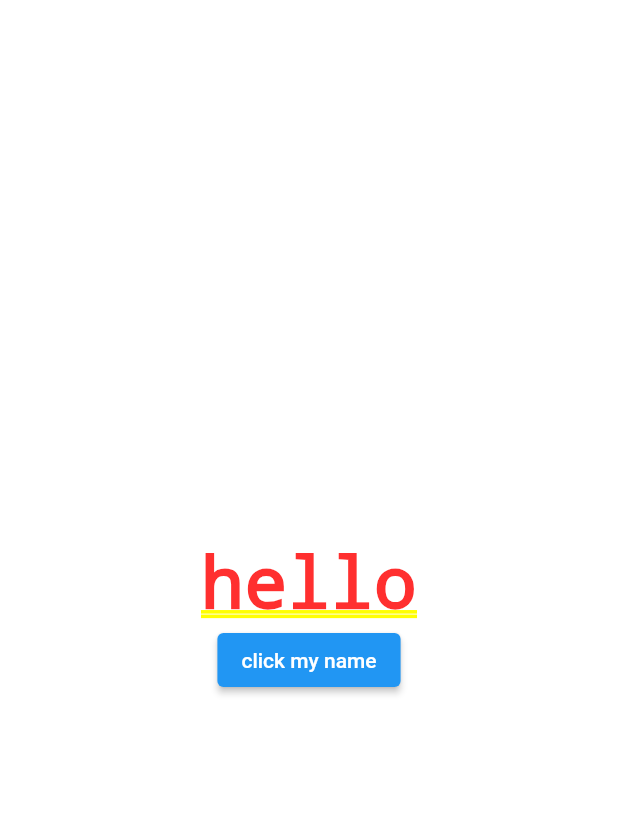
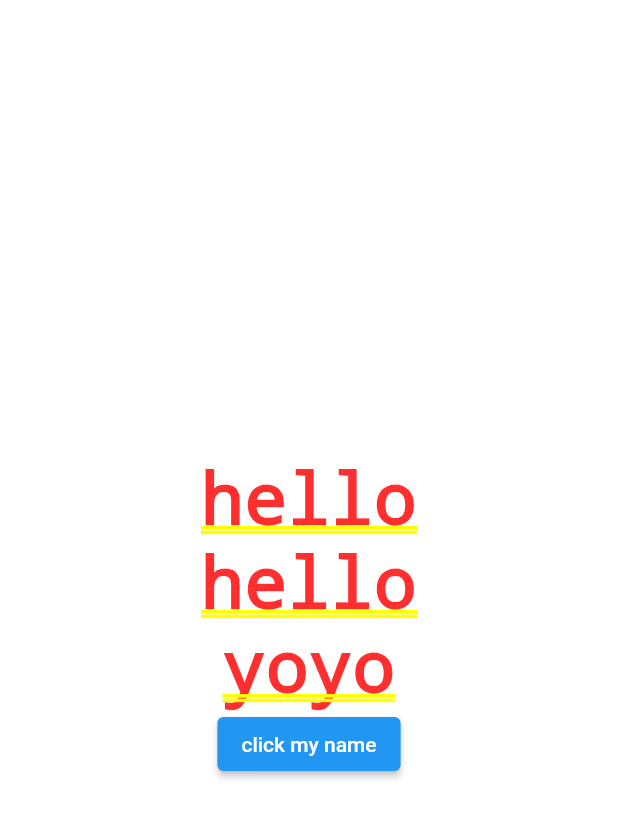
Before and after one commit to haroonBugti/day_fourteen, a Flutter app: the screen it shows after launch, on a phone screen of 412 x 824 dp. Shown: the top 818 px of the screen. Run offline on Flutter 3.47's test engine with Material 2 defaults, Android fonts, the phone set to English and light mode, and no system bars.

Commit message:
yoo yo commit comment

```diff
--- a/lib/main.dart
+++ b/lib/main.dart
@@ -26,6 +26,8 @@ class _MyAppState extends State<MyApp> {
         mainAxisAlignment: MainAxisAlignment.center,
         children: [
           Text(temp),
+          Text(temp),
+          Text("yoyo"),
           ElevatedButton(onPressed: (){
             setState(() {
               tem = "world";
```
